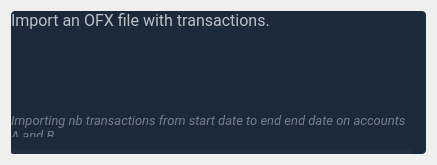
This is budgetter/view/skeletons/ImportTransactions.ui in opierre/Budgetter as Qt 5 draws it before an edit. The edited form follows.
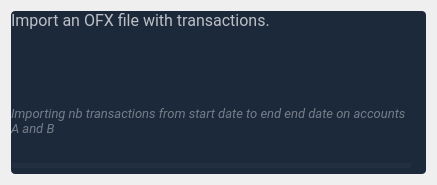
This is the edited form. Icons and pictures are not drawn. Custom widgets are drawn as their Qt base class.

Commit message: fix: fix label height according to content in dialog

```diff
--- a/budgetter/view/skeletons/ImportTransactions.ui
+++ b/budgetter/view/skeletons/ImportTransactions.ui
@@ -7,7 +7,7 @@
     <x>0</x>
     <y>0</y>
     <width>435</width>
-    <height>163</height>
+    <height>178</height>
    </rect>
   </property>
   <property name="windowTitle">
@@ -255,17 +255,6 @@
        </layout>
       </item>
       <item>
-       <layout class="QVBoxLayout" name="verticalLayout_2">
-        <property name="spacing">
-         <number>12</number>
-        </property>
-        <property name="leftMargin">
-         <number>0</number>
-        </property>
-        <property name="rightMargin">
-         <number>0</number>
-        </property>
-        <item>
          <widget class="QLabel" name="header_info">
           <property name="sizePolicy">
            <sizepolicy hsizetype="Preferred" vsizetype="Preferred">
@@ -313,6 +302,14 @@
           </property>
          </widget>
         </item>
+      <item>
+       <layout class="QHBoxLayout" name="horizontalLayout_2">
+        <property name="topMargin">
+         <number>6</number>
+        </property>
+        <property name="bottomMargin">
+         <number>6</number>
+        </property>
         <item>
          <widget class="QProgressBar" name="import_transactions_progress">
           <property name="maximumSize">
```
Left out of the diff: 2 changed lines with no effect on the pictures. Lines whose indentation alone changed are shown as unchanged. The commit also changes 2 other files.
